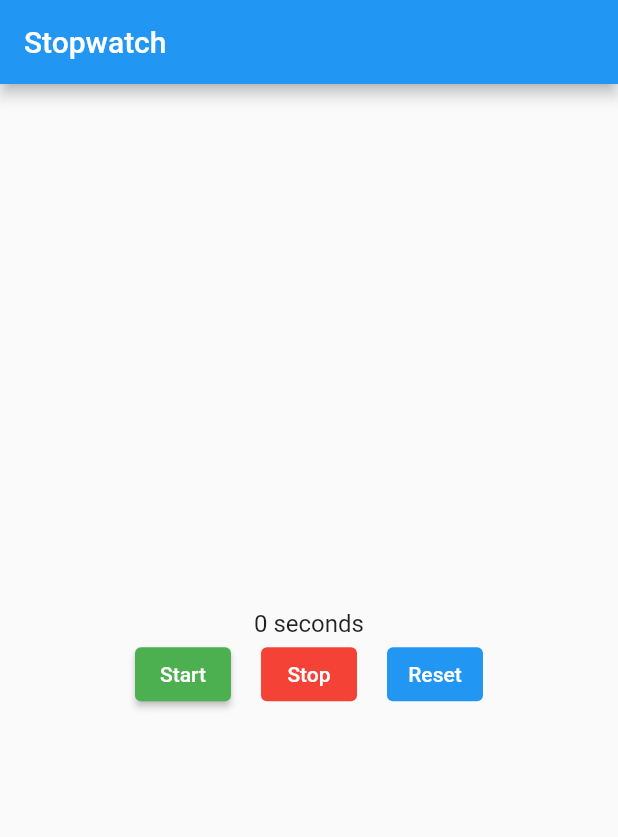
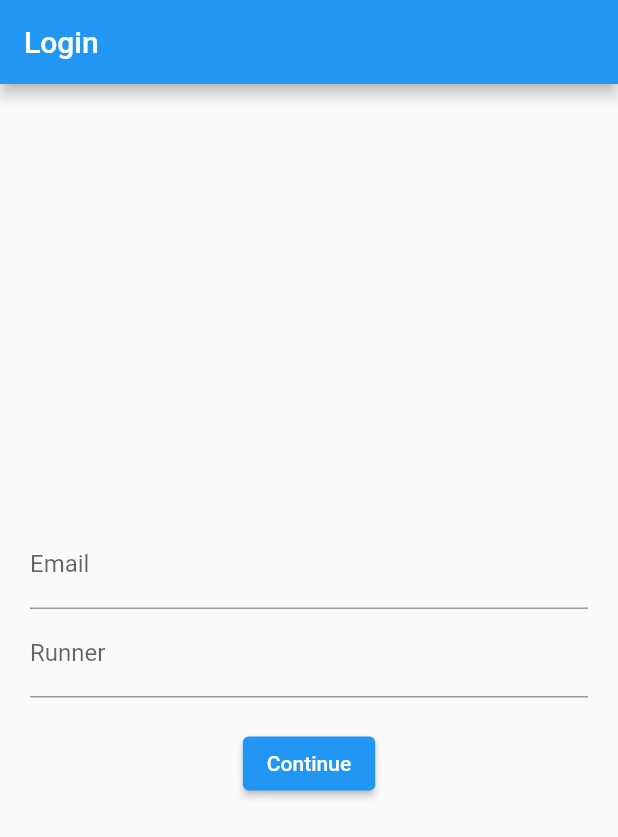
Before and after one commit to geoffval/mobile_programming_825210040, a Flutter app: the screen it shows after launch, on a phone screen of 412 x 824 dp. Shown: the top 837 px of the screen. Run offline on Flutter 3.47's test engine with Material 2 defaults, Android fonts, the phone set to English and light mode, and no system bars; our stand-ins replace google_fonts.

Commit message:
Update to pertemuan3

```diff
--- /dev/null
+++ b/pertemuan3/lib/login_screen.dart
@@ -0,0 +1,95 @@
+import 'package:flutter/material.dart';
+import 'stopwatch.dart';
+
+class LoginScreen extends StatefulWidget {
+  const LoginScreen({super.key});
+
+  @override
+  State<LoginScreen> createState() => _LoginScreenState();
+}
+
+class _LoginScreenState extends State<LoginScreen> {
+  final _nameController = TextEditingController();
+  final _emailController = TextEditingController();
+  final _formKey = GlobalKey<FormState>();
+
+  bool loggedIn = false;
+  late String name;
+
+
+  void _validate(){
+    final form = _formKey.currentState;
+    if (!form!.validate()) {
+      return;
+    }
+
+    final name= _nameController.text;
+    final email = _emailController.text;
+
+    Navigator.of(context).push(
+      MaterialPageRoute(builder: (_) => StopWatch(name:name, email:email)),
+    );
+  }
+
+
+  @override
+  Widget build(BuildContext context) {
+    return Scaffold(
+      appBar: AppBar(
+        title: Text('Login'),
+      ),
+      body: Center(
+        child: _buildLoginForm(),
+      ),
+    );
+  }
+
+  Widget _buildSucess(){
+    return Column(
+      mainAxisAlignment: MainAxisAlignment.center,
+      children: <Widget>[
+        Icon(Icons.check, color: Colors.orangeAccent),
+        Text('HI $name')
+      ],
+    );
+  }
+
+  Widget _buildLoginForm(){
+    return Form(
+      key: _formKey,
+      child: Padding(
+        padding: const EdgeInsets.all(20.0),
+        child: Column(
+          mainAxisAlignment: MainAxisAlignment.center,
+          children: [
+            TextFormField(
+              controller: _emailController,
+              keyboardType: TextInputType.emailAddress,
+              decoration: InputDecoration(labelText: 'Email'),
+              validator: (text) {
+                if(text!.isEmpty){
+                  return 'Enter email.';
+                }
+                final regex = new RegExp(r"^[a-zA-Z0-9.a-zA-Z0-9.!#$%&'*+-/=?^_`{|}~]+@[a-zA-Z0-9]+\.[a-zA-Z]+");
+                if (!regex.hasMatch(text)){
+                  return 'Enter a valid email';
+                }
+                return null;
+              },
+            ),
+            TextFormField(
+              controller: _nameController,
+              decoration: InputDecoration(labelText: 'Runner'),
+              validator: (text) => text!.isEmpty ? 'Enter the runner\'s name.' : null,
+            ),
+            SizedBox(height: 20),
+            ElevatedButton(
+                onPressed: _validate,
+                child: Text('Continue')
+            ),
+          ],
+        ),
+      ),
+    );
+  }
+}
--- a/pertemuan3/lib/main.dart
+++ b/pertemuan3/lib/main.dart
@@ -1,4 +1,5 @@
 import 'package:flutter/material.dart';
+import 'package:pertemuan3/login_screen.dart';
 import 'stopwatch.dart';
 
 void main() => runApp(StopwatchApp());
@@ -6,7 +7,7 @@ void main() => runApp(StopwatchApp());
 class StopwatchApp extends StatelessWidget{
   Widget build (BuildContext context){
     return MaterialApp(
-      home: StopWatch(),
+      home: LoginScreen(),
     );
   }
 }
```
Also changed, not shown: pertemuan3/lib/stopwatch.dart (+85 -17 lines).
